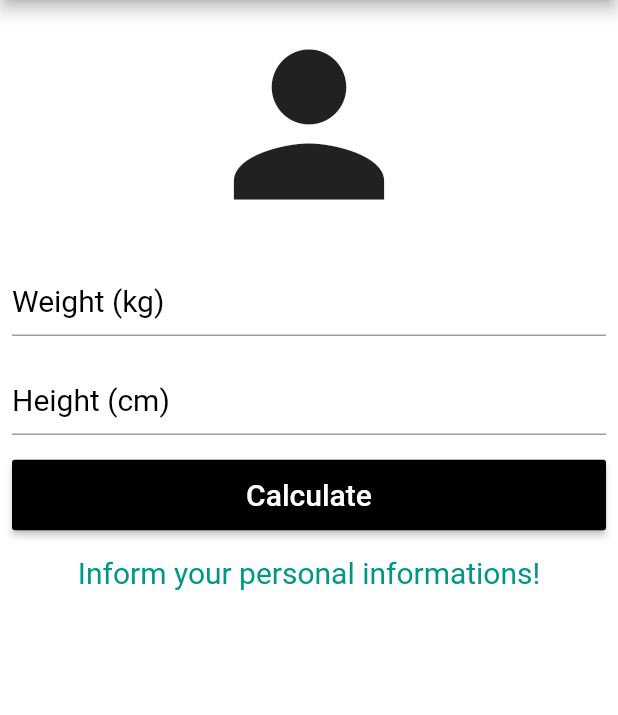
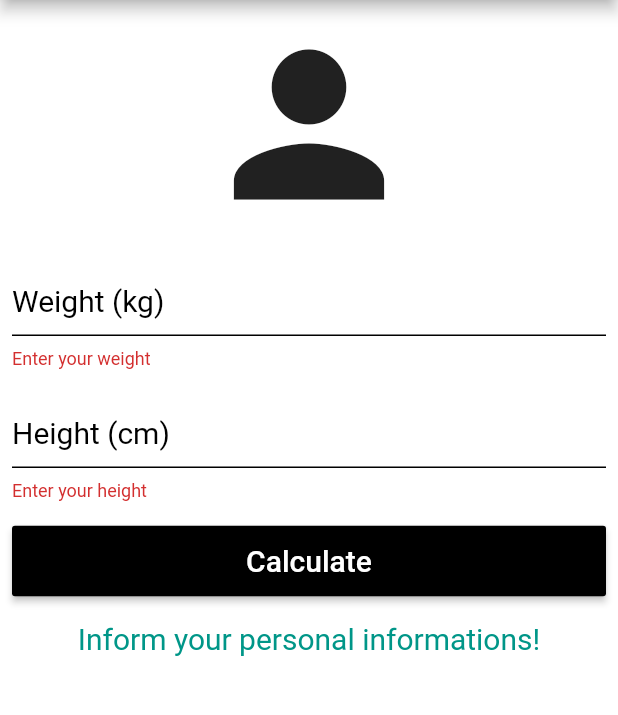
Before and after one commit to JonathanVegasP/imc-calculator, a Flutter app: the screen it shows after launch, after a tap on "Calculate", on a phone screen of 412 x 824 dp, the part 84-799 px from its top. Run offline on Flutter 3.47's test engine with Material 2 defaults, Android fonts, the phone set to English and light mode, and no system bars.

Commit message:
the app is finished :)

```diff
--- a/lib/main.dart
+++ b/lib/main.dart
@@ -10,10 +10,10 @@ class ImcCalculator extends StatelessWidget {
       theme: ThemeData.dark(),
       home: Home(),
       localizationsDelegates: [
+        GlobalMaterialLocalizations.delegate,
         GlobalWidgetsLocalizations.delegate,
-        GlobalMaterialLocalizations.delegate,
       ],
-      localeResolutionCallback: (locale,locales) => locale,
+      localeResolutionCallback: (l, s) => l,
     );
   }
 }
--- a/lib/scenes/home/home.dart
+++ b/lib/scenes/home/home.dart
@@ -8,35 +8,38 @@ class Home extends StatefulWidget {
 class _HomeState extends State<Home> {
   final _weight = TextEditingController();
   final _height = TextEditingController();
+  final _formKey = GlobalKey<FormState>();
   String _info = "Inform your personal informations!";
 
   void _resetFields() {
-    setState(() {
     _weight.text = "";
     _height.text = "";
+    setState(() {
       _info = "Inform your personal informations!";
     });
   }
 
-  void _calculate(){
+  void _calculate() {
+    if (_formKey.currentState.validate()) {
+      double weight = double.parse(_weight.text);
+      double height = double.parse(_height.text) / 100;
+      double imc = weight / (height * height);
       setState(() {
-      double weight = double.parse(_weight.text);
-      double height = double.parse(_height.text)/100;
-      double imc = weight / (height * height);
-      if(imc < 18.6){
+        if (imc < 18.6) {
           _info = "Underweight  (${imc.toStringAsFixed(2)})";
-      } else if(imc >= 18.6 && imc < 24.9){
+        } else if (imc >= 18.6 && imc < 24.9) {
           _info = "Ideal weight (${imc.toStringAsFixed(2)})";
-      }else if(imc >= 24.9 && imc < 29.9){
+        } else if (imc >= 24.9 && imc < 29.9) {
           _info = "Slightly above weight (${imc.toStringAsFixed(2)})";
-      } else if(imc >= 29.9 && imc < 34.9){
+        } else if (imc >= 29.9 && imc < 34.9) {
           _info = "Class I obesity (${imc.toStringAsFixed(2)})";
-      } else if(imc >= 34.9 && imc < 39.9){
+        } else if (imc >= 34.9 && imc < 39.9) {
           _info = "Class II obesity (${imc.toStringAsFixed(2)})";
-      }else if(imc >= 39.9){
+        } else if (imc >= 39.9) {
           _info = "Class III obesity (${imc.toStringAsFixed(2)})";
         }
       });
+    }
   }
 
   @override
@@ -58,6 +61,8 @@ class _HomeState extends State<Home> {
           vertical: 8.0,
           horizontal: 8.0,
         ),
+        child: Form(
+          key: _formKey,
           child: Column(
             crossAxisAlignment: CrossAxisAlignment.stretch,
             children: <Widget>[
@@ -70,8 +75,15 @@ class _HomeState extends State<Home> {
                 data: ThemeData(
                   hintColor: Colors.black,
                   primaryColor: Colors.teal,
+                  inputDecorationTheme: InputDecorationTheme(
+                    errorBorder: UnderlineInputBorder(
+                      borderSide: BorderSide(
+                        color: Colors.black,
                       ),
-              child: TextField(
+                    ),
+                  ),
+                ),
+                child: TextFormField(
                   controller: _weight,
                   keyboardType: TextInputType.number,
                   decoration: InputDecoration(
@@ -83,14 +95,26 @@ class _HomeState extends State<Home> {
                     color: Colors.teal,
                     fontSize: 20.0,
                   ),
+                  validator: (v) {
+                    if (v.trim().isEmpty) {
+                      return "Enter your weight";
+                    }
+                  },
                 ),
               ),
               Theme(
                 data: ThemeData(
                   hintColor: Colors.black,
                   primaryColor: Colors.teal,
+                  inputDecorationTheme: InputDecorationTheme(
+                    errorBorder: UnderlineInputBorder(
+                      borderSide: BorderSide(
+                        color: Colors.black,
                       ),
-              child: TextField(
+                    ),
+                  ),
+                ),
+                child: TextFormField(
                   controller: _height,
                   keyboardType: TextInputType.number,
                   decoration: InputDecoration(
@@ -102,6 +126,11 @@ class _HomeState extends State<Home> {
                     color: Colors.teal,
                     fontSize: 20.0,
                   ),
+                  validator: (v) {
+                    if (v.trim().isEmpty) {
+                      return "Enter your height";
+                    }
+                  },
                 ),
               ),
               SizedBox(
@@ -133,6 +162,7 @@ class _HomeState extends State<Home> {
             ],
           ),
         ),
+      ),
     );
   }
 }
```
Also changed, not shown: 1 other file. Lines whose indentation alone changed are shown as unchanged.
